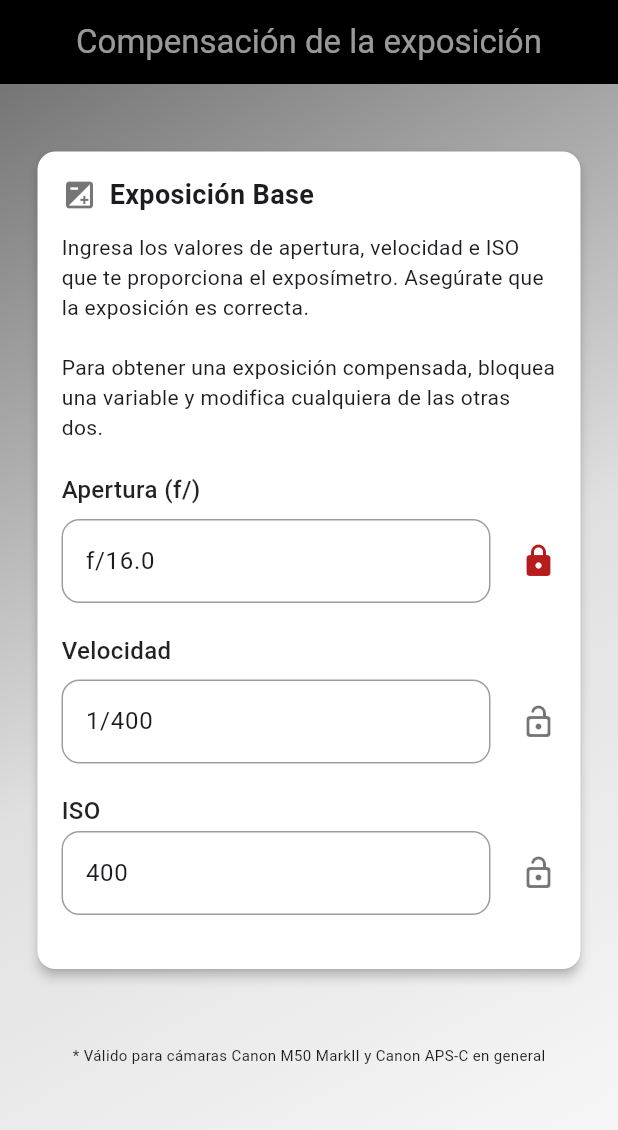
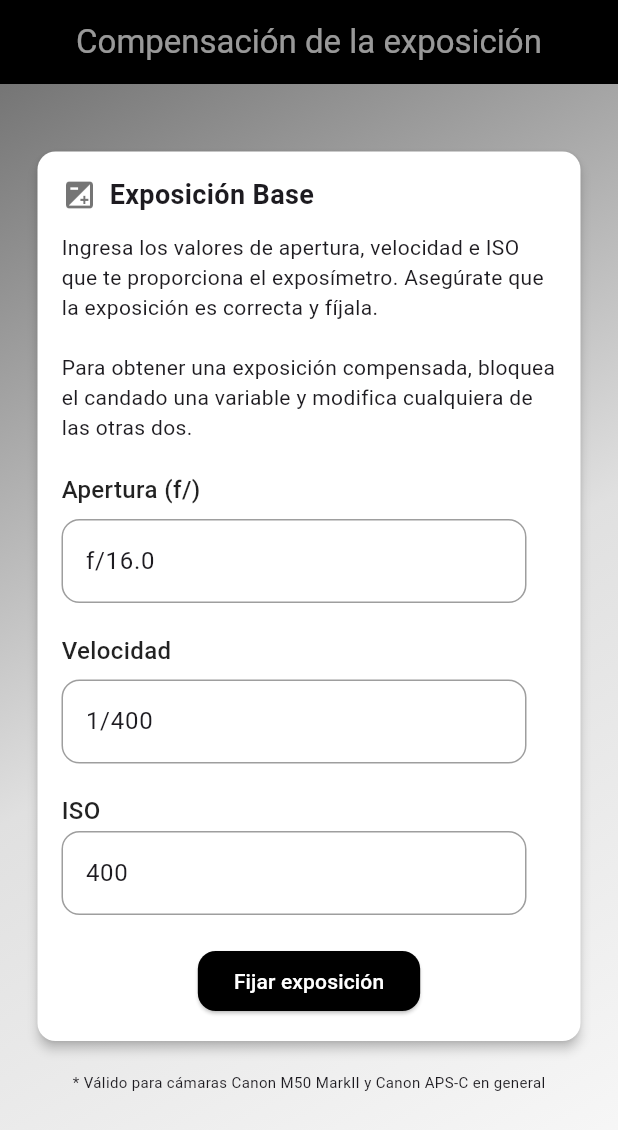
Before and after one commit to Santiago1960/m50, a Flutter app: the screen it shows after launch, on a phone screen of 412 x 824 dp. Shown: the top 1130 px of the screen. Run offline on Flutter 3.47's test engine with Material 3 defaults, Android fonts, the phone set to English and light mode, and no system bars; our stand-ins replace go_router; missing offline and left inert: light.

Commit message:
20250402 Compensacin funcionando para cambios en velocidad

```diff
--- a/lib/presentation/screens/compensation.dart
+++ b/lib/presentation/screens/compensation.dart
@@ -22,11 +22,11 @@ class _CompensationScreenState extends State<CompensationScreen> {
   double? selectedSpeedValue = 1/400;
   int? selectedISO = 400;
 
-  bool apertureLocked = true;
+  bool apertureLocked = false;
   bool speedLocked = false;
   bool isoLocked = false;
 
-  double? ev;
+  double ev = 0;
 
   // Cálculo de la exposición
   double evFrom(double aperture, double speed, int iso) {
@@ -164,10 +164,9 @@ class _CompensationScreenState extends State<CompensationScreen> {
       print('ISO Original: $selectedISO');
 
       // Calculamos la exposición base
-      ev = evFrom(selectedAperture!, selectedSpeedValue!, selectedISO!);
       print('EV: $ev');
 
-      // Evaluamos qué variables se está modificando
+      // CUANDO CAMBIAMOS LA APERTURA
       if(newAperture != null) {
 
         // Verificamos que otra variable está bloqueada
@@ -176,27 +175,17 @@ class _CompensationScreenState extends State<CompensationScreen> {
           // Calculamos la nueva ISO con velocidad bloqueada
           double newISOValue = (pow(newAperture, 2) / (selectedSpeedValue! * pow(2, ev!))) * 100;
 
-          if(newISOValue <= 1/5000 || newISOValue >= 40) {
+          if(newISOValue <= 75 || newISOValue >= 38400) {
 
             showExposureError(context, 'El valor de ISO calculado está fuera de límite (100 - 25600).');
 
-            setState(() {
-              // Regreso todos los valores a su estado original
-              selectedAperture = selectedAperture;
-              apertureController.text = 'f/${selectedAperture!.toStringAsFixed(1)}';
-              selectedSpeedValue = selectedSpeedValue;
-              selectedSpeedLabel = labelFromValue(selectedSpeedValue!);
-              speedController.text = selectedSpeedLabel!;
-              selectedISO = selectedISO;
-              isoController.text = selectedISO.toString();
-            });
+            setState(() { });
 
             return;
           }
 
           selectedISO = roundToNearestISO(newISOValue, isos);
           isoController.text = selectedISO.toString();
-
           selectedAperture = newAperture;
           apertureController.text = 'f/${newAperture.toStringAsFixed(1)}';
 
@@ -205,20 +194,11 @@ class _CompensationScreenState extends State<CompensationScreen> {
           // Si la ISO está bloqueada, calculamos la nueva velocidad
           double newSpeedValue = calculateShutterSpeed(newAperture, ev!, selectedISO!);
 
-          if(newSpeedValue <= 75 || newSpeedValue >= 38400) {
+          if(newSpeedValue <= 1/4000 || newSpeedValue >= 30) {
 
             showExposureError(context, 'El valor de la velocidad calculada está fuera de límite (1/4000 - 30s).');
 
-            setState(() {
-              // Regreso todos los valores a su estado original
-              selectedAperture = selectedAperture;
-              apertureController.text = 'f/${selectedAperture!.toStringAsFixed(1)}';
-              selectedSpeedValue = selectedSpeedValue;
-              selectedSpeedLabel = labelFromValue(selectedSpeedValue!);
-              speedController.text = selectedSpeedLabel!;
-              selectedISO = selectedISO;
-              isoController.text = selectedISO.toString();
-            });
+            setState(() { });
 
             return;
           }
@@ -231,12 +211,63 @@ class _CompensationScreenState extends State<CompensationScreen> {
           apertureController.text = 'f/${newAperture.toStringAsFixed(1)}';
         }
       }
+
+      // CUANDO CAMBIAMOS LA VELOCIDAD
+      if(newSpeed != null) {
+
+        print('Nueva velocidad: $newSpeed');
+
+        // Verificamos que otra variable está bloqueada
+        if(apertureLocked == true) {
+
+          print('EV base: $ev');
+          print('Apertura: $selectedAperture');
+          print('Nueva velocidad: $newSpeed');
+
+          // Calculamos la nueva ISO con apertura bloqueada
+          double newISO = (pow(selectedAperture!, 2) * 100) / (newSpeed * pow(2, ev!));
+          print('Nuevo valor de ISO: $newISO');
+
+          if(newISO <= 75 || newISO >= 38400) {
+
+            showExposureError(context, 'El valor de ISO calculado está fuera de límite (100 - 25600).');
+
+            setState(() {});
+
+            return;
+          }
+
+          selectedISO = roundToNearestISO(newISO, isos);
+          isoController.text = selectedISO.toString();
+          selectedSpeedValue = newSpeed;
+          selectedSpeedLabel = labelFromValue(newSpeed);
+          speedController.text = selectedSpeedLabel!;
+
+        } else if(isoLocked == true) {
+
+          // Si la ISO está bloqueada, calculamos la nueva apertura
+          double newAperture = sqrt(newSpeed * pow(2, ev!) * (selectedISO! / 100));
+
+          if(newAperture <= 1.1 || newAperture >= 23) {
+
+            showExposureError(context, 'El valor de apertura calculado está fuera de límite (f/1.4 - f/22).');
+
+            setState(() { });
+
+            return;
+          }
+
+          selectedAperture = roundToNearestAperture(newAperture, apertures);
+          apertureController.text = 'f/${selectedAperture!.toStringAsFixed(1)}';
+          selectedSpeedValue = newSpeed;
+          selectedSpeedLabel = labelFromValue(newSpeed);
+          speedController.text = selectedSpeedLabel!;
+        }
+      }
     }
 
 
     void showAperturePicker() {
-
-      //ev = evFrom(selectedAperture!, selectedSpeedValue!, selectedISO!);
 
       ExposurePickers.showAperturePicker(
         context: context,
@@ -260,20 +291,21 @@ class _CompensationScreenState extends State<CompensationScreen> {
 
     void showSpeedPicker() {
 
-      ev = evFrom(selectedAperture!, selectedSpeedValue!, selectedISO!);
-
       ExposurePickers.showSpeedPicker(
         context: context,
         speeds: speeds,
         selectedLabel: selectedSpeedLabel,
         onSelected: (label, value) {
           setState(() {
-            selectedSpeedLabel = label;
-            selectedSpeedValue = value;
-            speedController.text = label;
 
             if (!speedLocked && (apertureLocked || isoLocked)) {
+
               recalculateExposure(newSpeed: value);
+            } else {
+
+              selectedSpeedValue = value;
+              selectedSpeedLabel = label;
+              speedController.text = selectedSpeedLabel!;
             }
           });
         },
@@ -281,8 +313,6 @@ class _CompensationScreenState extends State<CompensationScreen> {
     }
 
     void showIsoPicker() {
-
-      ev = evFrom(selectedAperture!, selectedSpeedValue!, selectedISO!);
 
       ExposurePickers.showISOPicker(
         context: context,
@@ -338,9 +368,11 @@ class _CompensationScreenState extends State<CompensationScreen> {
                       mainAxisSize: MainAxisSize.min,
                       children: [
                         Row(
-                          children: const [
+                          children: [
                             Icon(Icons.exposure, color: Colors.black54),
+
                             SizedBox(width: 8),
+
                             Text(
                               'Exposición Base',
                               style: TextStyle(
@@ -348,11 +380,24 @@ class _CompensationScreenState extends State<CompensationScreen> {
                                 fontWeight: FontWeight.bold,
                               ),
                             ),
+
+                            SizedBox(width: 35),
+
+                            ev != 0
+                                ? Text(
+                                    'EV: ${ev.toStringAsFixed(6)}',
+                                    style: TextStyle(
+                                      fontSize: 14,
+                                      fontWeight: FontWeight.w500,
+                                      color: Colors.black54,
+                                    ),
+                                  )
+                                : Container(),
                           ],
                         ),
                         const SizedBox(height: 12),
                         const Text(
-                          'Ingresa los valores de apertura, velocidad e ISO que te proporciona el exposímetro. Asegúrate que la exposición es correcta.\n\nPara obtener una exposición compensada, bloquea una variable y modifica cualquiera de las otras dos.',
+                          'Ingresa los valores de apertura, velocidad e ISO que te proporciona el exposímetro. Asegúrate que la exposición es correcta y fíjala.\n\nPara obtener una exposición compensada, bloquea el candado una variable y modifica cualquiera de las otras dos.',
                           style: TextStyle(fontSize: 14, height: 1.4),
                         ),
 
@@ -406,7 +451,8 @@ class _CompensationScreenState extends State<CompensationScreen> {
 
                             SizedBox(width: 20),
 
-                            GestureDetector(
+                            ev != 0
+                              ? GestureDetector(
                                 onTap: () {
                                   apertureLocked = !apertureLocked;
                                   if (apertureLocked) {
@@ -418,7 +464,8 @@ class _CompensationScreenState extends State<CompensationScreen> {
                                 child: apertureLocked
                                     ? Icon(Icons.lock_rounded, color: Colors.red[900])
                                     : Icon(Icons.lock_open_rounded, color: Colors.black54),
-                            ),
+                              )
+                              : Container(),
                           ],
                         ),
 
@@ -472,7 +519,8 @@ class _CompensationScreenState extends State<CompensationScreen> {
 
                             SizedBox(width: 20),
 
-                            GestureDetector(
+                            ev != 0
+                              ? GestureDetector(
                                 onTap: () {
                                   speedLocked = !speedLocked;
                                   if (speedLocked) {
@@ -484,7 +532,8 @@ class _CompensationScreenState extends State<CompensationScreen> {
                                 child: speedLocked
                                     ? Icon(Icons.lock_rounded, color: Colors.red[900])
                                     : Icon(Icons.lock_open_rounded, color: Colors.black54),
-                            ),
+                              )
+                              : Container(),
                           ],
                         ),
 
@@ -538,7 +587,8 @@ class _CompensationScreenState extends State<CompensationScreen> {
 
                             SizedBox(width: 20),
 
-                            GestureDetector(
+                            ev != 0
+                              ? GestureDetector(
                                 onTap: () {
                                   isoLocked = !isoLocked;
                                   if (isoLocked) {
@@ -550,17 +600,38 @@ class _CompensationScreenState extends State<CompensationScreen> {
                                 child: isoLocked
                                     ? Icon(Icons.lock_rounded, color: Colors.red[900])
                                     : Icon(Icons.lock_open_rounded, color: Colors.black54),
-                            ),
+                              )
+                              : Container(),
                           ],
                         ),
 
                         SizedBox(height: 20),
+
+                        // Botón para fijar la exposición
+                        Center(
+                          child: ElevatedButton(
+                            onPressed: (apertureLocked || speedLocked || isoLocked)
+                              ? null
+                              : () {
+                                  setState(() {
+                                    ev = evFrom(selectedAperture!, selectedSpeedValue!, selectedISO!);
+                                  });
+                                },
+                            style: ElevatedButton.styleFrom(
+                              backgroundColor: Colors.black,
+                              shape: RoundedRectangleBorder(
+                                borderRadius: BorderRadius.circular(12),
+                              ),
+                            ),
+                            child: const Text('Fijar exposición', style: TextStyle(color: Colors.white)),
+                          ),
+                        ),
                       ],
                     ),
                   ),
                 ),
 
-                  SizedBox(height: 50),
+                  SizedBox(height: 20),
 
                   Text(
                     '* Válido para cámaras Canon M50 MarkII y Canon APS-C en general',
--- a/lib/presentation/widgets/pickers/exposure_pickers.dart
+++ b/lib/presentation/widgets/pickers/exposure_pickers.dart
@@ -3,6 +3,7 @@ import 'package:flutter/cupertino.dart';
 import 'package:flutter/material.dart';
 
 class ExposurePickers {
+
   static Future<void> showSpeedPicker({
     required BuildContext context,
     required List<Map<String, double>> speeds,
```
Lines whose indentation alone changed are shown as unchanged.
